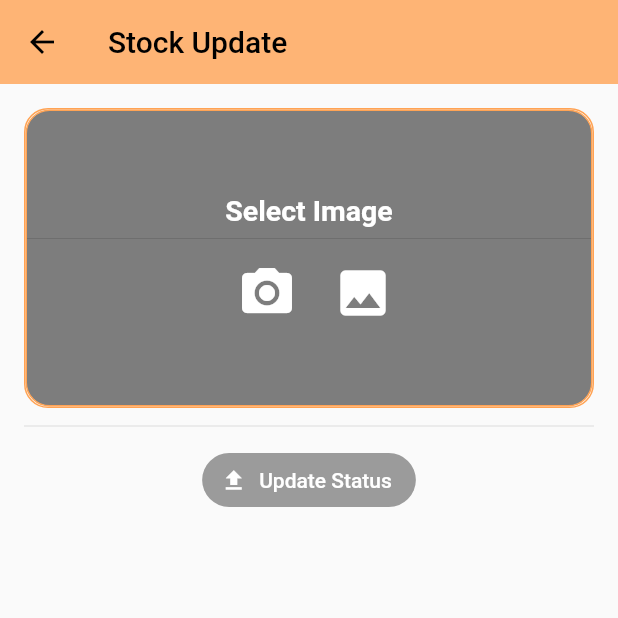
After one commit to muhammadmateen027/crse-wms, a Flutter app: the DeliveryConfirmation screen opened by its route, on a phone screen of 412 x 824 dp, the top half of it. The commit adds this screen. Run offline on Flutter 3.47's test engine with Material 2 defaults, Android fonts, the phone set to English and light mode, and no system bars; our stand-ins replace bloc, dio, flutter_bloc, flutter_dotenv, flutter_secure_storage, image_picker; accounts and stored records are empty.

Commit message:
add proof of delivery

```diff
--- a/lib/home/order/bloc/order_event.dart
+++ b/lib/home/order/bloc/order_event.dart
@@ -15,3 +15,11 @@ class FetchOrderDetail extends OrderEvent{
   @override
   List<Object> get props => [arguments];
 }
+
+class UpdateOrderStatus extends OrderEvent{
+  final Object arguments;
+  final File file;
+  const UpdateOrderStatus({@required this.arguments, @required this.file});
+  @override
+  List<Object> get props => [arguments, file];
+}
--- a/lib/home/order/bloc/order_state.dart
+++ b/lib/home/order/bloc/order_state.dart
@@ -25,6 +25,8 @@ class OrdersFetchedState extends OrderState {
 }
 class NoOrderListState extends OrderState {}
 
+class OrderUpdatedState extends OrderState {}
+
 
 class OrderDetailState extends OrderState {
   final OrderDetail orderDetail;
--- /dev/null
+++ b/lib/home/order/delivery_confirmation.dart
@@ -0,0 +1,200 @@
+import 'dart:io';
+import 'package:flutter/material.dart';
+import 'package:flutter_bloc/flutter_bloc.dart';
+import 'package:image_picker/image_picker.dart';
+
+import 'bloc/order_bloc.dart';
+
+class DeliveryConfirmation extends StatefulWidget {
+  final Object arguments;
+
+  const DeliveryConfirmation({Key key, @required this.arguments})
+      : super(key: key);
+
+  @override
+  _DeliveryConfirmationState createState() => _DeliveryConfirmationState();
+}
+
+class _DeliveryConfirmationState extends State<DeliveryConfirmation> {
+  final picker = ImagePicker();
+  File _image;
+  final _scaffoldKey = GlobalKey<ScaffoldState>();
+
+  @override
+  Widget build(BuildContext context) {
+    return Scaffold(
+      key: _scaffoldKey,
+      appBar: AppBar(
+        elevation: 0.0,
+        leading: IconButton(
+          icon: Icon(Icons.arrow_back, color: Colors.black),
+          onPressed: () => Navigator.of(context).pop(),
+        ),
+        backgroundColor: Color(0xFFffa354).withOpacity(0.8),
+        title: Text('Stock Update', style: TextStyle(color: Colors.black)),
+      ),
+      body: Container(
+        alignment: Alignment.center,
+        width: double.maxFinite,
+        height: double.maxFinite,
+        padding: EdgeInsets.symmetric(vertical: 16.0, horizontal: 16.0),
+        child: Column(
+          mainAxisAlignment: MainAxisAlignment.start,
+          children: [
+            _getImageView(),
+            SizedBox(
+              height: 24,
+              child: Divider(),
+            ),
+            BlocConsumer<OrderBloc, OrderState>(
+              listener: (_, state) {
+                if (state is OrderUpdatedState) {
+                  _showMessage(
+                    'Status updated successfully.',
+                    backgroundColor: Color(0xFFffa354),
+                  );
+                }
+                if (state is OrderFailure) {
+                  _showMessage(state.error, backgroundColor: Colors.red);
+                }
+              },
+              builder: (_, state) {
+                return _getUpdateButton(state);
+              },
+            ),
+          ],
+        ),
+      ),
+    );
+  }
+
+  Widget _getImageView() {
+    return Container(
+      height: 200,
+      decoration: BoxDecoration(
+        borderRadius: BorderRadius.circular(16.0),
+        border: Border.all(color: Color(0xFFffa354)),
+        image: _image != null
+            ? DecorationImage(
+                fit: BoxFit.fitHeight,
+                image: FileImage(_image),
+              )
+            : null,
+      ),
+      child: Container(
+        alignment: Alignment.center,
+        decoration: BoxDecoration(
+          borderRadius: BorderRadius.circular(16.0),
+          border: Border.all(color: Color(0xFFffa354)),
+          color: Colors.black12.withOpacity(0.5),
+        ),
+        child: Column(
+          mainAxisAlignment: MainAxisAlignment.center,
+          crossAxisAlignment: CrossAxisAlignment.center,
+          children: [
+            Text(
+              'Select Image',
+              style: TextStyle(
+                  fontWeight: FontWeight.w700,
+                  fontSize: 19,
+                  color: Colors.white),
+            ),
+            Divider(),
+            Row(
+              mainAxisAlignment: MainAxisAlignment.center,
+              children: [
+                IconButton(
+                  icon: Icon(
+                    Icons.camera_alt,
+                    color: Colors.white,
+                    size: 40,
+                  ),
+                  onPressed: () => setImageByImageSource(
+                    ImageSource.camera,
+                  ),
+                ),
+                VerticalDivider(
+                  color: Colors.red,
+                  thickness: 5.0,
+                ),
+                IconButton(
+                  icon: Icon(
+                    Icons.photo,
+                    color: Colors.white,
+                    size: 40,
+                  ),
+                  onPressed: () => setImageByImageSource(
+                    ImageSource.gallery,
+                  ),
+                ),
+              ],
+            )
+          ],
+        ),
+      ),
+    );
+  }
+
+  Widget _getUpdateButton(OrderState state) {
+    if (state is OrderLoading) {
+      return CircularProgressIndicator(
+        valueColor: AlwaysStoppedAnimation<Color>(Color(0xFFff8b54)),
+        backgroundColor: Colors.white,
+      );
+    }
+    if (state is OrderUpdatedState) {
+      return Container();
+    }
+    return RaisedButton.icon(
+      textColor: Colors.white,
+      color: Color(0xFFffa354),
+      shape: RoundedRectangleBorder(
+        borderRadius: BorderRadius.circular(30.0),
+      ),
+      onPressed: _image == null ? null :  () {
+        context.bloc<OrderBloc>()
+          ..add(
+            UpdateOrderStatus(arguments: widget.arguments, file: _image),
+          );
+      },
+      icon: Icon(Icons.file_upload, size: 18),
+      label: Text('Update Status'),
+    );
+  }
+
+  Future<void> setImageByImageSource(ImageSource imageSource) async {
+    final pickedFile = await picker.getImage(source: imageSource);
+    setState(() {
+      _image = File(pickedFile.path);
+    });
+  }
+
+  Future<void> retrieveLostData() async {
+    final LostData response = await picker.getLostData();
+    if (response == null || response.isEmpty) {
+      return;
+    }
+    if (response.file == null) {
+      return;
+    }
+
+    if (response.type == RetrieveType.video) {
+      return;
+    }
+
+    setState(() {
+      _image = File(response.file.path);
+    });
+  }
+
+  _showMessage(String message, {Color backgroundColor = Colors.green}) {
+    final snackBar = SnackBar(
+      content: Text(
+        message,
+        style: TextStyle(color: Colors.white),
+      ),
+      backgroundColor: backgroundColor,
+    );
+    _scaffoldKey.currentState.showSnackBar(snackBar);
+  }
+}
--- a/lib/home/order/order.dart
+++ b/lib/home/order/order.dart
@@ -2,3 +2,4 @@ export 'bloc/order_bloc.dart';
 export 'component/component.dart';
 export 'detail.dart';
 export 'order-list.dart';
+export 'delivery_confirmation.dart';
--- a/lib/repository/user_repository_interface.dart
+++ b/lib/repository/user_repository_interface.dart
@@ -10,4 +10,5 @@ abstract class UserRepositoryInterface {
 
   Future<Response> orderList(Map data);
   Future<Response> orderDetail(Map data);
+  Future<Response> orderStatusUpdate(Map data);
 }
--- a/lib/route_generator.dart
+++ b/lib/route_generator.dart
@@ -28,6 +28,12 @@ class RouteGenerator {
           builder: (_) => OrderDetailPage(arguments: args),
         );
         break;
+
+      case RoutesName.deliver:
+        return MaterialPageRoute(
+          builder: (_) => DeliveryConfirmation(arguments: args),
+        );
+        break;
       default:
         return _errorRoute();
     }
--- a/lib/routes_name.dart
+++ b/lib/routes_name.dart
@@ -4,4 +4,5 @@ class RoutesName {
   static const String login = '/login';
   static const String home = '/home';
   static const String detail = '/detail';
+  static const String deliver = '/deliver';
 }
--- a/pubspec.yaml
+++ b/pubspec.yaml
@@ -30,6 +30,9 @@ dependencies:
   flutter_dotenv: ^2.1.0
   flutter_secure_storage: ^3.3.4
   intl: ^0.16.1
+  image_picker: ^0.6.7+10
+  path: ^1.7.0
+  path_provider: ^1.6.16
 
 
 
```
Also changed, not shown: lib/home/order/bloc/order_bloc.dart (+25 -4 lines), lib/home/order/detail.dart (+38 -12 lines), lib/repository/user_repository.dart (+9 -0 lines), pubspec.lock, 4 other files.
